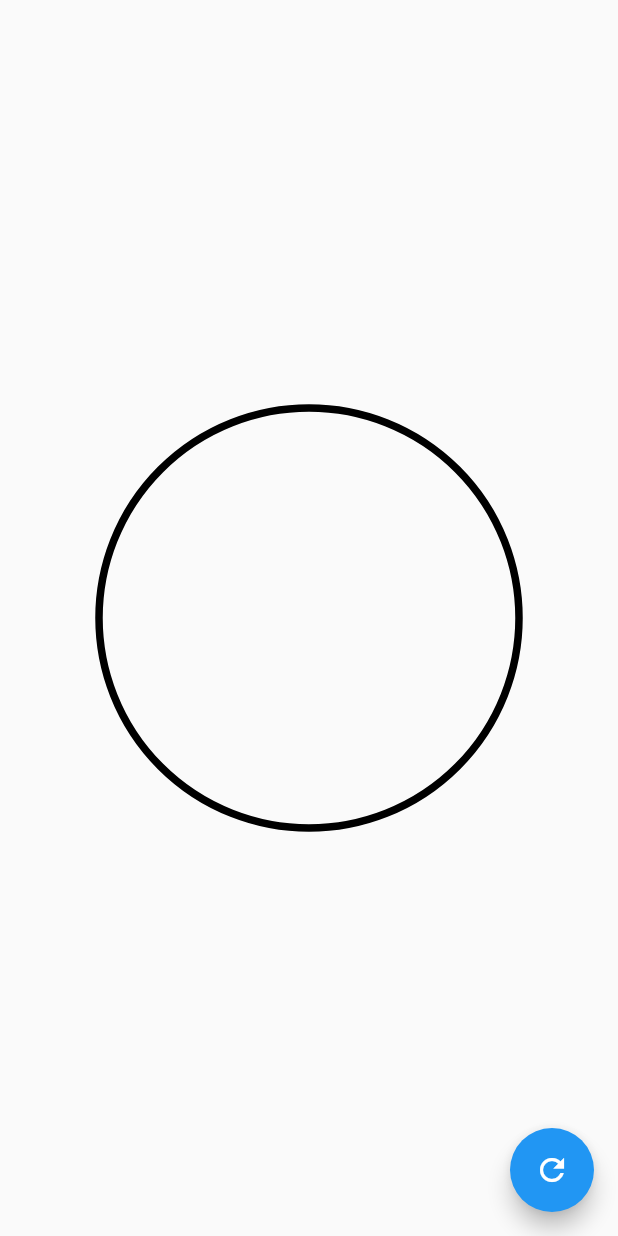
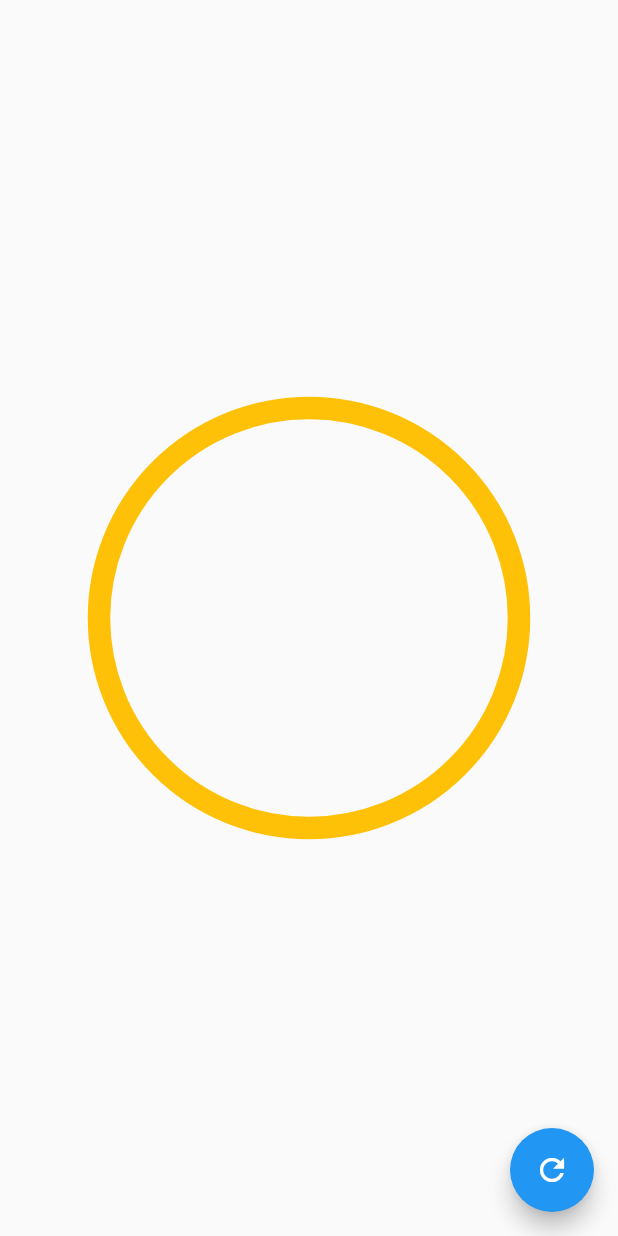
Before and after one commit to agusci21/disenios, a Flutter app: the screen it shows after launch, on a phone screen of 412 x 824 dp. Run offline on Flutter 3.47's test engine with Material 2 defaults, Android fonts, the phone set to English and light mode, and no system bars.

Commit message:
Circular progress indicator fin

```diff
--- a/lib/src/pages/graficas_circulares_page.dart
+++ b/lib/src/pages/graficas_circulares_page.dart
@@ -31,7 +31,13 @@ class _GraficasCircularesPageState extends State<GraficasCircularesPage> {
         child: Container(
           width: 300,
           height: 300,
-          child: RadialProgress(porcentaje: porcentaje,),
+          child: RadialProgress(
+            porcentaje: porcentaje,
+            colorPrimario: Colors.red,
+            colorSecundario: Colors.amber,
+            grosorPrimario: 10,
+            grosorSecundario: 15,
+          )
         )
       ),
     );
--- a/lib/src/widgets/radials_progress_widget.dart
+++ b/lib/src/widgets/radials_progress_widget.dart
@@ -1,106 +1,133 @@
-import 'dart:math' as math;
+import 'dart:math';
+
 import 'package:flutter/material.dart';
 
+
 class RadialProgress extends StatefulWidget {
-  final double porcentaje;
-  RadialProgress({Key? key, required this.porcentaje}) : super(key: key);
+
+  final porcentaje;
+  final Color colorPrimario;
+  final Color colorSecundario;
+  final double grosorPrimario;
+  final double grosorSecundario;
+
+  RadialProgress({
+    @required this.porcentaje,
+    this.colorPrimario    = Colors.blue,
+    this.colorSecundario  = Colors.grey,
+    this.grosorPrimario   = 10,
+    this.grosorSecundario = 4
+  });
+
 
   @override
   _RadialProgressState createState() => _RadialProgressState();
 }
 
-class _RadialProgressState extends State<RadialProgress> with SingleTickerProviderStateMixin{
+class _RadialProgressState extends State<RadialProgress> with SingleTickerProviderStateMixin {
 
   late AnimationController controller;
   late double porcentajeAnterior;
 
   @override
   void initState() {
+
     porcentajeAnterior = widget.porcentaje;
-
-    controller = AnimationController(vsync: this, duration: Duration(milliseconds: 200));
+    controller = new AnimationController(vsync: this, duration: Duration( milliseconds: 200 ));
 
     super.initState();
   }
+
   @override
   void dispose() {
     controller.dispose();
     super.dispose();
   }
 
+
   @override
   Widget build(BuildContext context) {
 
-    controller.forward(from: 0);
+    controller.forward( from: 0.0 );
 
-    double diferenciaAnimar = widget.porcentaje - porcentajeAnterior;
+    final diferenciaAnimar = widget.porcentaje - porcentajeAnterior;
     porcentajeAnterior = widget.porcentaje;
 
     return AnimatedBuilder(
       animation: controller,
-     builder: (BuildContext context, Widget? child){
+      builder: (BuildContext context, Widget? child) {
          return Container(
           padding: EdgeInsets.all(10),
           width: double.infinity,
           height: double.infinity,
           child: CustomPaint(
-        painter: _MiRadialProgress( (widget.porcentaje) - diferenciaAnimar + (diferenciaAnimar * controller.value) ),
-      )
+            painter: _MiRadialProgress(
+              ( widget.porcentaje - diferenciaAnimar ) + ( diferenciaAnimar * controller.value ),
+              widget.colorPrimario,
+              widget.colorSecundario,
+              widget.grosorPrimario,
+              widget.grosorSecundario
+            ),
+          ),
         );
-     }
-
+      },
     );
-
 
   }
 }
 
-class _MiRadialProgress extends CustomPainter{
 
-  final porcentage;
+class _MiRadialProgress extends CustomPainter {
 
-  _MiRadialProgress(this.porcentage);
+  final porcentaje;
+  final Color colorPrimario;
+  final Color colorSecundario;
+  final double grosorPrimario;
+  final double grosorSecundario;
 
-  @override
-  bool shouldRepaint(covariant CustomPainter oldDelegate) => true;
+  _MiRadialProgress(
+    this.porcentaje,
+    this.colorPrimario,
+    this.colorSecundario,
+    this.grosorPrimario,
+    this.grosorSecundario
+  );
+
 
   @override
   void paint(Canvas canvas, Size size) {
 
-    //Circulo completado
 
-    final paint = new Paint();
 
-    paint.strokeWidth = 5;
-    paint.color = Colors.black;
-    paint.style  = PaintingStyle.stroke;
+    // Circulo completado
+    final paint = new Paint()
+      ..strokeWidth = grosorSecundario
+      ..color       = colorSecundario
+      ..style       = PaintingStyle.stroke;
 
-    final x = size.width;
-    final y = size.height;
-    final radio = math.min(x * 0.5, y * 0.5);
+    final center = new Offset( size.width * 0.5 , size.height / 2 );
+    final radio  = min( size.width * 0.5, size.height * 0.5 );
 
-    final centro = Offset(x * 0.5, y * 0.5);
+    canvas.drawCircle(center, radio, paint);
 
-    canvas.drawCircle(centro, radio, paint);
+    // Arco
+    final paintArco = new Paint()
+      ..strokeWidth = grosorPrimario
+      ..color       = colorPrimario
+      ..strokeCap   = StrokeCap.round
+      ..style       = PaintingStyle.stroke;
 
-    //Arco
-    final paintArco = new Paint();
-
-    paint.strokeWidth = 10;
-    paint.color = Colors.pink;
-    paint.style  = PaintingStyle.stroke;
-
-    var pi = math.pi;
-    double arcAngle = 2 * pi * (porcentage/100);
+    // Parte que se deberá ir llenando
+    double arcAngle = 2 * pi * ( porcentaje / 100 );
     canvas.drawArc(
-      Rect.fromCircle(center: centro, radius: radio),
-      -math.pi * 0.5,
+      Rect.fromCircle( center: center, radius: radio ),
+      -pi / 2,
       arcAngle,
       false,
-      paint
-    );
+      paintArco );
 
   }
 
-
+  @override
+  bool shouldRepaint(CustomPainter oldDelegate) => true;
 }
```
Lines whose indentation alone changed are shown as unchanged.
